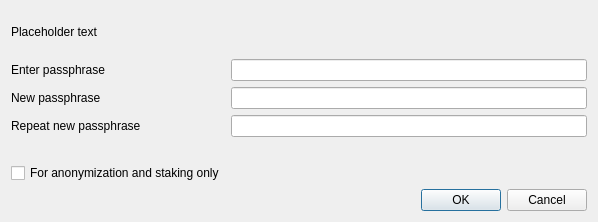
First picture: the form in src/qt/forms/askpassphrasedialog.ui, repository bulwark-crypto/Bulwark, before the edit.
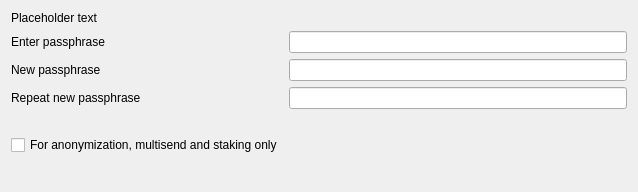
Second picture: the form after the edit. Custom widgets are drawn as their Qt base class.

What changed in the file:
```diff
--- a/src/qt/forms/askpassphrasedialog.ui
+++ b/src/qt/forms/askpassphrasedialog.ui
@@ -6,8 +6,8 @@
    <rect>
     <x>0</x>
     <y>0</y>
-    <width>598</width>
-    <height>222</height>
+    <width>638</width>
+    <height>164</height>
    </rect>
   </property>
   <property name="sizePolicy">
@@ -117,27 +117,58 @@
         <string>Serves to disable the trivial sendmoney when OS account compromised. Provides no real security.</string>
        </property>
        <property name="text">
-        <string>For anonymization and staking only</string>
-       </property>
-       <property name="visible">
-        <bool>false</bool>
+        <string>For anonymization, multisend and staking only</string>
        </property>
       </widget>
      </item>
     </layout>
    </item>
    <item>
-    <widget class="QDialogButtonBox" name="buttonBox">
-     <property name="orientation">
-      <enum>Qt::Horizontal</enum>
-     </property>
-     <property name="standardButtons">
-      <set>QDialogButtonBox::Cancel|QDialogButtonBox::Ok</set>
-     </property>
-    </widget>
+    <layout class="QHBoxLayout" name="horizontalLayout">
+     <item>
+      <spacer name="horizontalSpacer">
+       <property name="orientation">
+        <enum>Qt::Horizontal</enum>
+       </property>
+       <property name="sizeHint" stdset="0">
+        <size>
+         <width>40</width>
+         <height>20</height>
+        </size>
+       </property>
+      </spacer>
+     </item>
+     <item>
+      <widget class="QtMaterialFlatButton" name="acceptButton" native="true">
+       <property name="text" stdset="0">
+        <string>OK</string>
+       </property>
+       <property name="autoDefault" stdset="0">
+        <bool>true</bool>
+       </property>
+      </widget>
+     </item>
+     <item>
+      <widget class="QtMaterialFlatButton" name="cancelButton" native="true">
+       <property name="text" stdset="0">
+        <string>Cancel</string>
+       </property>
+       <property name="autoDefault" stdset="0">
+        <bool>false</bool>
+       </property>
+      </widget>
+     </item>
+    </layout>
    </item>
   </layout>
  </widget>
+ <customwidgets>
+  <customwidget>
+   <class>QtMaterialFlatButton</class>
+   <extends>QWidget</extends>
+   <header>qtmaterialflatbutton.h</header>
+  </customwidget>
+ </customwidgets>
  <resources/>
  <connections>
   <connection>
```
Left out of the diff: 38 changed lines with no effect on the pictures.
